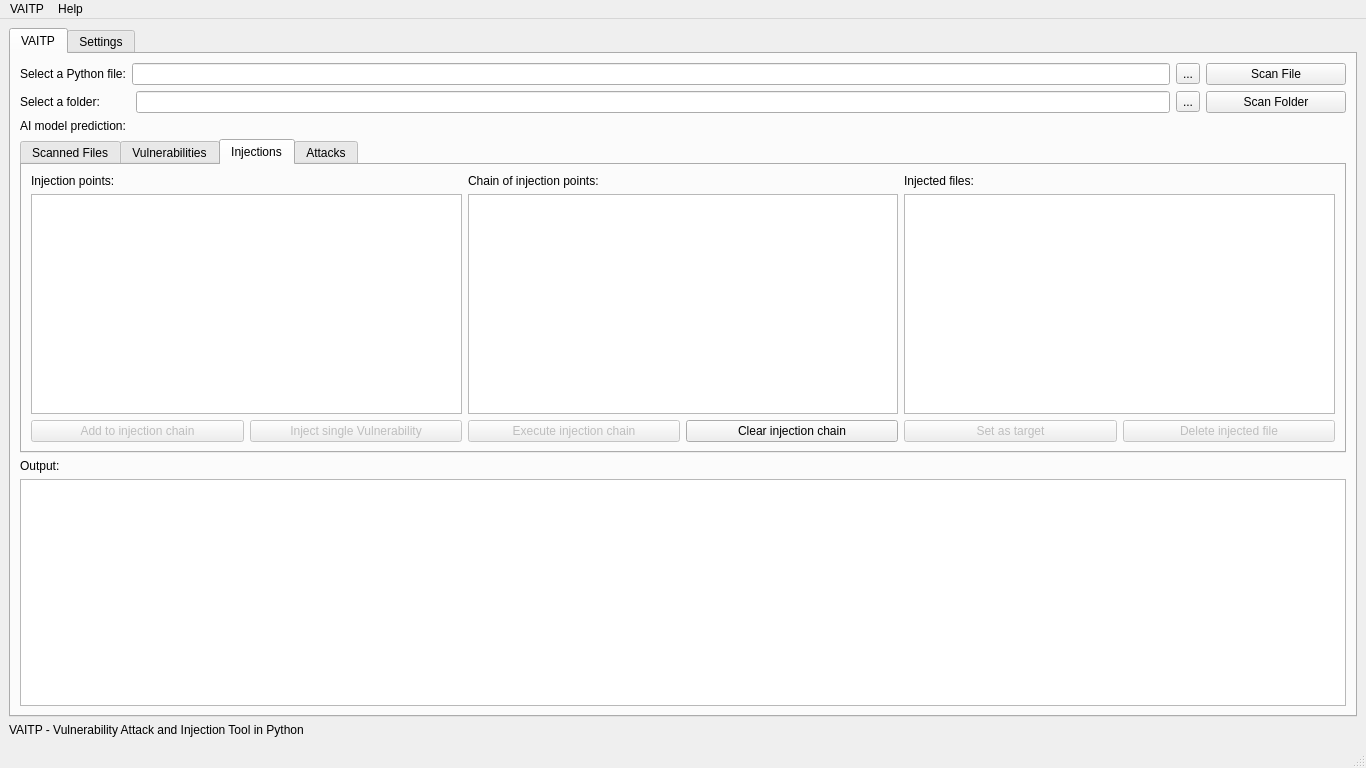
This is VAITP GUI/vaitp/vaitp.ui in netpack/vaitp as Qt 5 draws it before an edit. The edited form follows.
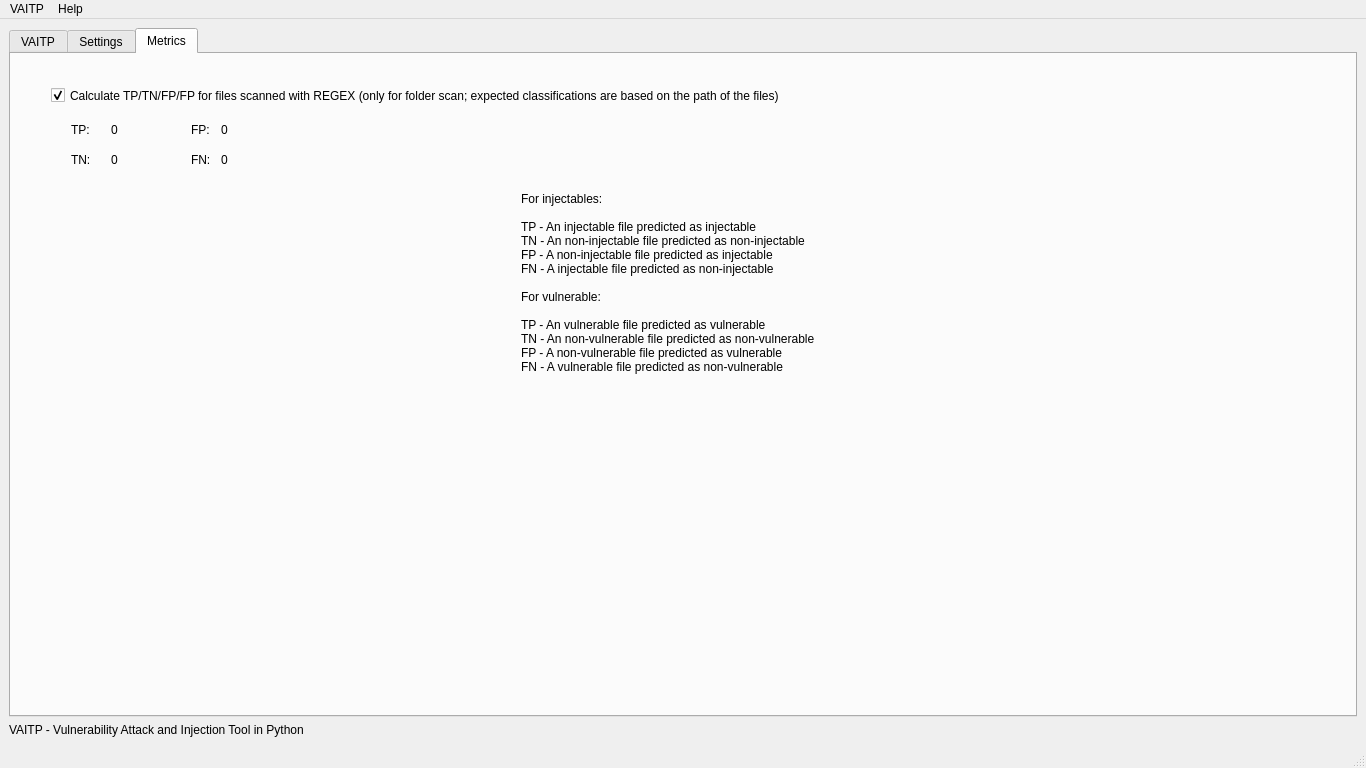
This is the edited form. The open tabs and pages were chosen to show the change. Icons and pictures are not drawn.

Commit message: Started TP/TN/FP/FN mesurement in regex-based script scanning

```diff
--- a/VAITP GUI/vaitp/vaitp.ui
+++ b/VAITP GUI/vaitp/vaitp.ui
@@ -25,7 +25,7 @@
        <bool>true</bool>
       </property>
       <property name="currentIndex">
-       <number>0</number>
+       <number>2</number>
       </property>
       <property name="iconSize">
        <size>
@@ -377,7 +377,7 @@
                      <bool>false</bool>
                     </property>
                     <property name="text">
-                     <string>Execute injection chain</string>
+                     <string>Inject chained vulnerabillities</string>
                     </property>
                    </widget>
                   </item>
@@ -1089,6 +1089,169 @@
         </item>
        </layout>
       </widget>
+      <widget class="QWidget" name="tab_4">
+       <attribute name="title">
+        <string>Metrics</string>
+       </attribute>
+       <widget class="QCheckBox" name="checkBox_calc_regex_inj_tfpn">
+        <property name="geometry">
+         <rect>
+          <x>40</x>
+          <y>30</y>
+          <width>781</width>
+          <height>23</height>
+         </rect>
+        </property>
+        <property name="toolTip">
+         <string>&lt;html&gt;&lt;head/&gt;&lt;body&gt;&lt;p&gt;To calculate TP/TN/FP/FN please put the files to scan in proper folders:&lt;/p&gt;&lt;p&gt;.../injectable/... &amp;lt;- expected to be injectable&lt;/p&gt;&lt;p&gt;.../noninjectable/... &amp;lt;- expected NOT to be injectable&lt;/p&gt;&lt;p&gt;.../vulnerable/... &amp;lt;- expected to be vulnerable&lt;/p&gt;&lt;/body&gt;&lt;/html&gt;</string>
+        </property>
+        <property name="whatsThis">
+         <string/>
+        </property>
+        <property name="accessibleName">
+         <string/>
+        </property>
+        <property name="text">
+         <string>Calculate TP/TN/FP/FP for files scanned with REGEX (only for folder scan; expected classifications are based on the path of the files)</string>
+        </property>
+        <property name="checked">
+         <bool>true</bool>
+        </property>
+        <property name="tristate">
+         <bool>false</bool>
+        </property>
+       </widget>
+       <widget class="QLabel" name="label_3">
+        <property name="geometry">
+         <rect>
+          <x>60</x>
+          <y>60</y>
+          <width>41</width>
+          <height>31</height>
+         </rect>
+        </property>
+        <property name="text">
+         <string>TP:</string>
+        </property>
+       </widget>
+       <widget class="QLabel" name="label_4">
+        <property name="geometry">
+         <rect>
+          <x>60</x>
+          <y>90</y>
+          <width>41</width>
+          <height>31</height>
+         </rect>
+        </property>
+        <property name="text">
+         <string>TN:</string>
+        </property>
+       </widget>
+       <widget class="QLabel" name="label_19">
+        <property name="geometry">
+         <rect>
+          <x>180</x>
+          <y>60</y>
+          <width>41</width>
+          <height>31</height>
+         </rect>
+        </property>
+        <property name="text">
+         <string>FP:</string>
+        </property>
+       </widget>
+       <widget class="QLabel" name="label_20">
+        <property name="geometry">
+         <rect>
+          <x>180</x>
+          <y>90</y>
+          <width>41</width>
+          <height>31</height>
+         </rect>
+        </property>
+        <property name="text">
+         <string>FN:</string>
+        </property>
+       </widget>
+       <widget class="QLabel" name="metrics_regex_inj_tp">
+        <property name="geometry">
+         <rect>
+          <x>100</x>
+          <y>60</y>
+          <width>41</width>
+          <height>31</height>
+         </rect>
+        </property>
+        <property name="text">
+         <string>0</string>
+        </property>
+       </widget>
+       <widget class="QLabel" name="metrics_regex_inj_tn">
+        <property name="geometry">
+         <rect>
+          <x>100</x>
+          <y>90</y>
+          <width>41</width>
+          <height>31</height>
+         </rect>
+        </property>
+        <property name="text">
+         <string>0</string>
+        </property>
+       </widget>
+       <widget class="QLabel" name="metrics_regex_inj_fp">
+        <property name="geometry">
+         <rect>
+          <x>210</x>
+          <y>60</y>
+          <width>41</width>
+          <height>31</height>
+         </rect>
+        </property>
+        <property name="text">
+         <string>0</string>
+        </property>
+       </widget>
+       <widget class="QLabel" name="metrics_regex_inj_fn">
+        <property name="geometry">
+         <rect>
+          <x>210</x>
+          <y>90</y>
+          <width>41</width>
+          <height>31</height>
+         </rect>
+        </property>
+        <property name="text">
+         <string>0</string>
+        </property>
+       </widget>
+       <widget class="QLabel" name="label_31">
+        <property name="geometry">
+         <rect>
+          <x>510</x>
+          <y>80</y>
+          <width>491</width>
+          <height>311</height>
+         </rect>
+        </property>
+        <property name="text">
+         <string>For injectables:
+
+TP - An injectable file predicted as injectable 
+TN - An non-injectable file predicted as non-injectable
+FP - A non-injectable file predicted as injectable
+FN - A injectable file predicted as non-injectable
+
+For vulnerable:
+
+TP - An vulnerable file predicted as vulnerable
+TN - An non-vulnerable file predicted as non-vulnerable
+FP - A non-vulnerable file predicted as vulnerable
+FN - A vulnerable file predicted as non-vulnerable
+</string>
+        </property>
+       </widget>
+      </widget>
      </widget>
     </item>
     <item>
```
Left out of the diff: 22 changed lines with no effect on the pictures. The commit also changes 1 other file.
